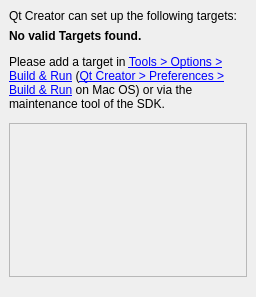
Above: src/plugins/qt4projectmanager/wizards/targetsetuppage.ui from qt-creator/qt-creator before the change. Below: the same form after it.
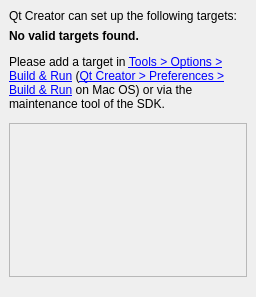
That is the form after the change.

Commit message: Fixed capitalization in string

Diff of the .ui file:
```diff
--- a/src/plugins/qt4projectmanager/wizards/targetsetuppage.ui
+++ b/src/plugins/qt4projectmanager/wizards/targetsetuppage.ui
@@ -54,7 +54,7 @@
       <item>
        <widget class="QLabel" name="noValidProfileLabel">
         <property name="text">
-         <string>&lt;html&gt;&lt;head/&gt;&lt;body&gt;&lt;p&gt;&lt;span style=&quot; font-weight:600;&quot;&gt;No valid Targets found.&lt;/span&gt;&lt;/p&gt;&lt;p&gt;Please add a target in &lt;a href=&quot;buildandrun&quot;&gt;&lt;span style=&quot; text-decoration: underline; color:#0000ff;&quot;&gt;Tools &amp;gt; Options &amp;gt; Build &amp;amp; Run&lt;/span&gt;&lt;/a&gt; (&lt;a href=&quot;buildandrun&quot;&gt;&lt;span style=&quot; text-decoration: underline; color:#0000ff;&quot;&gt;Qt Creator &amp;gt; Preferences &amp;gt; Build &amp;amp; Run&lt;/span&gt;&lt;/a&gt; on Mac OS) or via the maintenance tool of the SDK.&lt;/p&gt;&lt;/body&gt;&lt;/html&gt;</string>
+         <string>&lt;html&gt;&lt;head/&gt;&lt;body&gt;&lt;p&gt;&lt;span style=&quot; font-weight:600;&quot;&gt;No valid targets found.&lt;/span&gt;&lt;/p&gt;&lt;p&gt;Please add a target in &lt;a href=&quot;buildandrun&quot;&gt;&lt;span style=&quot; text-decoration: underline; color:#0000ff;&quot;&gt;Tools &amp;gt; Options &amp;gt; Build &amp;amp; Run&lt;/span&gt;&lt;/a&gt; (&lt;a href=&quot;buildandrun&quot;&gt;&lt;span style=&quot; text-decoration: underline; color:#0000ff;&quot;&gt;Qt Creator &amp;gt; Preferences &amp;gt; Build &amp;amp; Run&lt;/span&gt;&lt;/a&gt; on Mac OS) or via the maintenance tool of the SDK.&lt;/p&gt;&lt;/body&gt;&lt;/html&gt;</string>
         </property>
         <property name="wordWrap">
          <bool>true</bool>
```
